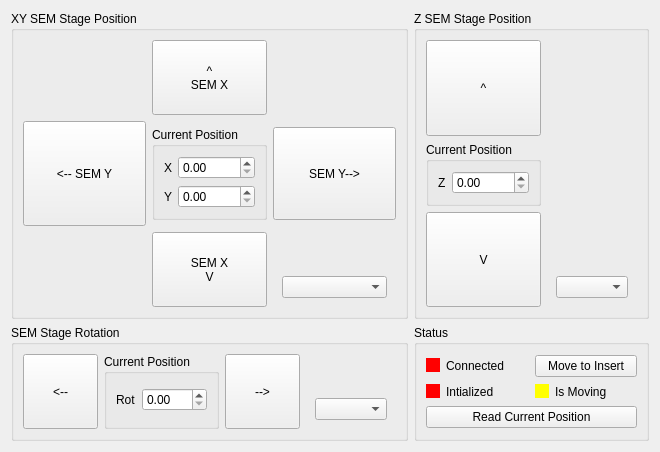
Qt form stage_delta_control.ui (ScopeFoundry/HW_zeiss_sem) before a commit.
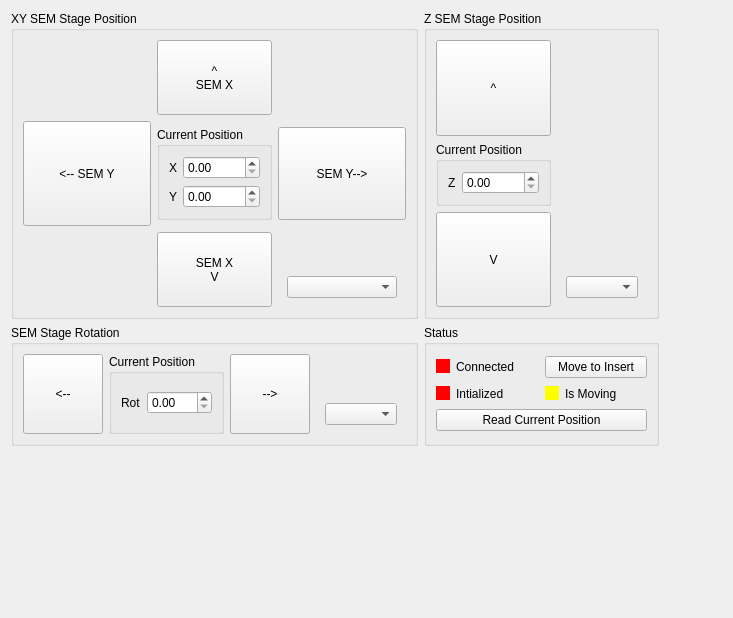
The same form after that commit.

Commit message: [SupraCL] Update recipes and ui

Patch:
```diff
--- a/stage_delta_control.ui
+++ b/stage_delta_control.ui
@@ -6,14 +6,14 @@
    <rect>
     <x>0</x>
     <y>0</y>
-    <width>610</width>
-    <height>424</height>
+    <width>733</width>
+    <height>618</height>
    </rect>
   </property>
   <property name="windowTitle">
    <string>Form</string>
   </property>
-  <layout class="QGridLayout" name="gridLayout_10">
+  <layout class="QGridLayout" name="gridLayout_10" rowstretch="0,0,1" columnstretch="0,0,1">
    <item row="0" column="2">
     <spacer name="horizontalSpacer">
      <property name="orientation">
```
The commit also changes 1 other file.
